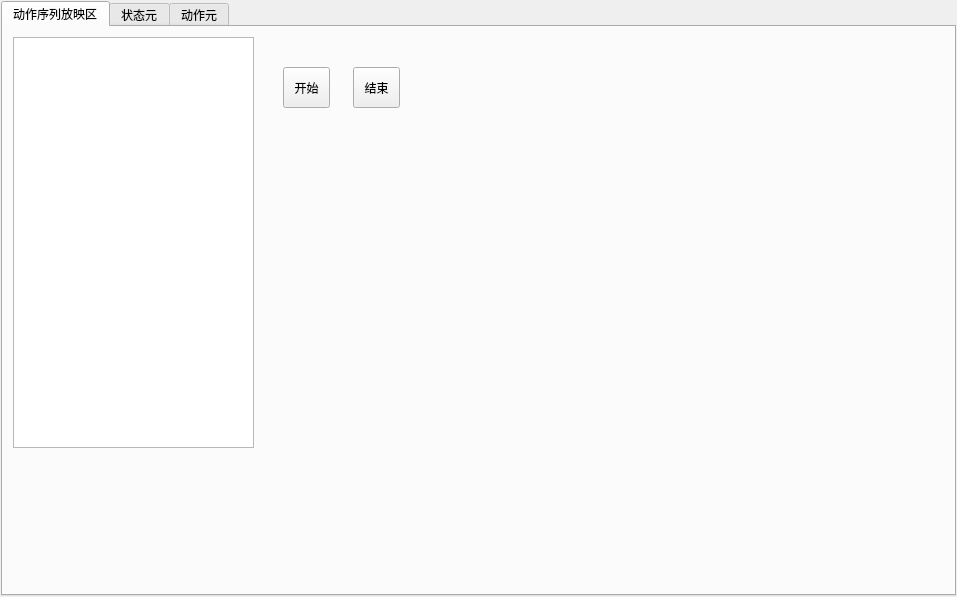
Above: DrillGIFActionSequenceEditor/Source/ActionSeqModule/actionSeqPart/p_ActionSeqPart.ui from DrillUp/DrillGIFActionSequenceEditor before the change. Below: the same form after it.
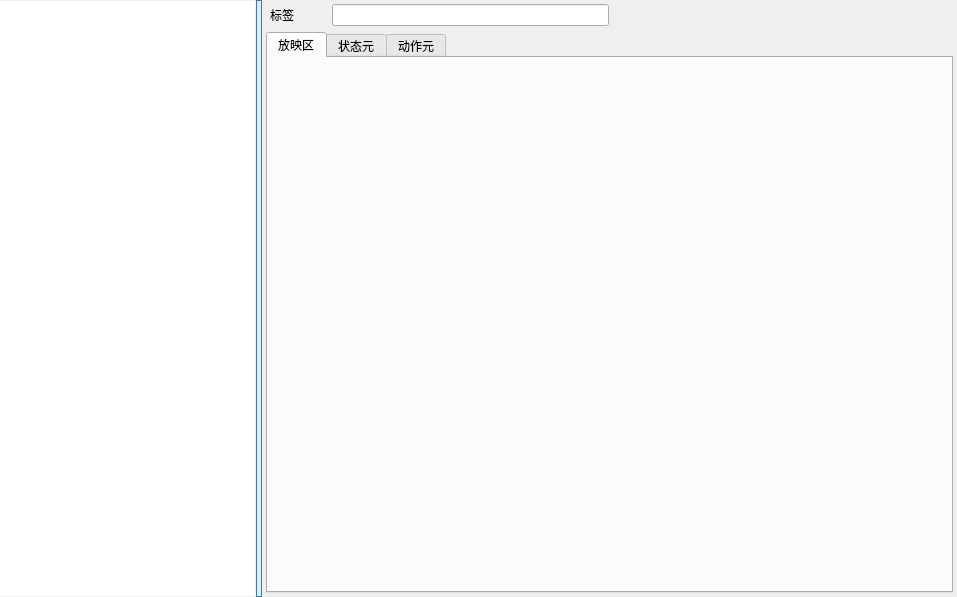
That is the form after the change. Icons and pictures are not drawn.

Commit message: 完成了动作序列、状态元、动作元、放映区的基本骨架。

The edit to the form file:
```diff
--- a/DrillGIFActionSequenceEditor/Source/ActionSeqModule/actionSeqPart/p_ActionSeqPart.ui
+++ b/DrillGIFActionSequenceEditor/Source/ActionSeqModule/actionSeqPart/p_ActionSeqPart.ui
@@ -13,67 +13,181 @@
   <property name="windowTitle">
    <string>Form</string>
   </property>
-  <layout class="QGridLayout" name="gridLayout">
+  <layout class="QHBoxLayout" name="horizontalLayout">
    <property name="leftMargin">
-    <number>1</number>
+    <number>0</number>
    </property>
    <property name="topMargin">
-    <number>1</number>
+    <number>0</number>
    </property>
    <property name="rightMargin">
-    <number>1</number>
+    <number>0</number>
    </property>
    <property name="bottomMargin">
-    <number>1</number>
+    <number>0</number>
    </property>
-   <property name="horizontalSpacing">
-    <number>12</number>
-   </property>
-   <item row="0" column="0">
+   <item>
+    <widget class="QSplitter" name="splitter">
+     <property name="styleSheet">
+      <string notr="true">
+QSplitter::handle {
+    background-color: #dcebfd;
+    border: 1px solid #3d7bad;
+}
+QSplitter::handle:hover {
+/* 悬浮事件需要在脚本里面添加&quot;ui.splitter-&gt;handle(1)-&gt;setAttribute(Qt::WA_Hover, true);&quot;才能激活。 */
+	border:1px solid #f2ca58;
+	background-color: qlineargradient(spread:pad, x1:0, y1:0, x2:0, y2:1, stop:0 #fdecad, stop:0.3 #fde48c, stop:0.9 #fce58c, stop:1 #fdfadf );
+}
+QSplitter::handle:pressed {
+    background-color: #3d7bad;
+    border: 1px solid #3d7bad;
+}
+QSplitter::handle:disabled {
+    background-color: #f0f0f0;
+    border: 1px solid #999999;
+}
+</string>
+     </property>
+     <property name="orientation">
+      <enum>Qt::Horizontal</enum>
+     </property>
+     <widget class="QWidget" name="widget" native="true">
+      <layout class="QVBoxLayout" name="verticalLayout_2">
+       <property name="leftMargin">
+        <number>0</number>
+       </property>
+       <property name="topMargin">
+        <number>0</number>
+       </property>
+       <property name="rightMargin">
+        <number>0</number>
+       </property>
+       <property name="bottomMargin">
+        <number>0</number>
+       </property>
+       <item>
+        <widget class="QTreeWidget" name="treeWidget_ActionSeq">
+         <property name="styleSheet">
+          <string notr="true">/* == 数据库 - 控件块 - 左侧树控件 == */
+#treeWidget_ActionSeq {	/*（隔行颜色要勾选alternativeRowColors值）*/
+	border: 1px solid #0078D7;
+	border-color: rgb(240, 240, 240);
+	border-left: 0px solid;
+	background-color: #ffffff;
+	alternate-background-color: #f3f3f5;
+}
+#treeWidget_ActionSeq::item:selected {
+	background-color: qlineargradient(spread:pad, x1:0, y1:0, x2:0, y2:1, stop:0 #5C87D9, stop:0.505 #557CC7, stop:1 #5075BC);
+}
+
+/* 图片可以自定义，但是会被拉伸，更丑了。
+QTreeView::branch:has-siblings:!adjoins-item {
+    border-image: url(&quot;:/DrillGIFActionSequenceEditor/Resources/treeStyle/vline.png&quot;) 0;
+}
+QTreeView::branch:has-siblings:!has-children:adjoins-item {
+    border-image: url(&quot;:/DrillGIFActionSequenceEditor/Resources/treeStyle/branch-more.png&quot;) 0;
+}
+QTreeView::branch:!has-children:!has-siblings:adjoins-item {
+    border-image: url(&quot;:/DrillGIFActionSequenceEditor/Resources/treeStyle/branch-end.png&quot;) 0;
+}
+*/</string>
+         </property>
+         <property name="alternatingRowColors">
+          <bool>true</bool>
+         </property>
+         <property name="indentation">
+          <number>16</number>
+         </property>
+         <attribute name="headerVisible">
+          <bool>false</bool>
+         </attribute>
+         <column>
+          <property name="text">
+           <string>动作序列</string>
+          </property>
+         </column>
+        </widget>
+       </item>
+      </layout>
+     </widget>
+     <widget class="QWidget" name="widget_editPart" native="true">
+      <property name="sizePolicy">
+       <sizepolicy hsizetype="Preferred" vsizetype="Preferred">
+        <horstretch>4</horstretch>
+        <verstretch>0</verstretch>
+       </sizepolicy>
+      </property>
+      <layout class="QVBoxLayout" name="verticalLayout_3">
+       <property name="leftMargin">
+        <number>4</number>
+       </property>
+       <property name="topMargin">
+        <number>4</number>
+       </property>
+       <property name="rightMargin">
+        <number>4</number>
+       </property>
+       <property name="bottomMargin">
+        <number>4</number>
+       </property>
+       <item>
+        <widget class="QWidget" name="widget_3" native="true">
+         <layout class="QHBoxLayout" name="horizontalLayout_2" stretch="1,5,6">
+          <property name="leftMargin">
+           <number>4</number>
+          </property>
+          <property name="topMargin">
+           <number>0</number>
+          </property>
+          <property name="rightMargin">
+           <number>4</number>
+          </property>
+          <property name="bottomMargin">
+           <number>0</number>
+          </property>
+          <item>
+           <widget class="QLabel" name="label">
+            <property name="text">
+             <string>标签</string>
+            </property>
+           </widget>
+          </item>
+          <item>
+           <widget class="QLineEdit" name="lineEdit"/>
+          </item>
+          <item>
+           <widget class="QWidget" name="widget_4" native="true"/>
+          </item>
+         </layout>
+        </widget>
+       </item>
+       <item>
     <widget class="QTabWidget" name="tabWidget">
      <property name="currentIndex">
       <number>0</number>
      </property>
      <widget class="QWidget" name="tab">
       <attribute name="title">
-       <string>动作序列放映区</string>
-      </attribute>
-      <widget class="QToolButton" name="toolButton">
-       <property name="geometry">
-        <rect>
-         <x>280</x>
-         <y>40</y>
-         <width>47</width>
-         <height>41</height>
-        </rect>
-       </property>
-       <property name="text">
-        <string>开始</string>
-       </property>
-      </widget>
-      <widget class="QToolButton" name="toolButton_2">
-       <property name="geometry">
-        <rect>
-         <x>350</x>
-         <y>40</y>
-         <width>47</width>
-         <height>41</height>
-        </rect>
-       </property>
-       <property name="text">
-        <string>结束</string>
-       </property>
-      </widget>
-      <widget class="QGraphicsView" name="graphicsView">
-       <property name="geometry">
-        <rect>
-         <x>10</x>
-         <y>10</y>
-         <width>241</width>
-         <height>411</height>
-        </rect>
-       </property>
-      </widget>
+           <string>放映区</string>
+          </attribute>
+          <layout class="QVBoxLayout" name="verticalLayout_6">
+           <property name="leftMargin">
+            <number>1</number>
+           </property>
+           <property name="topMargin">
+            <number>1</number>
+           </property>
+           <property name="rightMargin">
+            <number>1</number>
+           </property>
+           <property name="bottomMargin">
+            <number>1</number>
+           </property>
+           <item>
+            <layout class="QVBoxLayout" name="verticalLayout_playing"/>
+           </item>
+          </layout>
      </widget>
      <widget class="QWidget" name="tab_2">
       <attribute name="title">
@@ -116,6 +230,10 @@
        </property>
        <item>
         <layout class="QVBoxLayout" name="verticalLayout_action"/>
+           </item>
+          </layout>
+         </widget>
+        </widget>
        </item>
       </layout>
      </widget>
```
Lines whose indentation alone changed are shown as unchanged. The commit also changes 38 other files.
